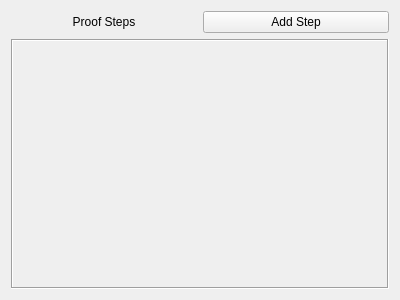
Old version of the form mainwindow.ui in the repository casey-c/egg-prooftree-testing.
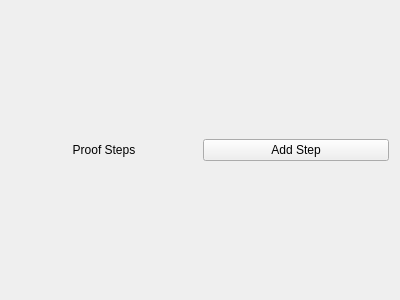
New version of the form.

```diff
--- a/mainwindow.ui
+++ b/mainwindow.ui
@@ -35,22 +35,7 @@
        </widget>
       </item>
       <item row="1" column="0" colspan="2">
-       <widget class="QFrame" name="frame">
-        <property name="autoFillBackground">
-         <bool>true</bool>
-        </property>
-        <property name="frameShape">
-         <enum>QFrame::Box</enum>
-        </property>
-        <property name="frameShadow">
-         <enum>QFrame::Sunken</enum>
-        </property>
-        <layout class="QGridLayout" name="gridLayout_4">
-         <item row="0" column="0">
-          <layout class="QGridLayout" name="containerArea"/>
-         </item>
-        </layout>
-       </widget>
+       <layout class="QGridLayout" name="containerArea"/>
       </item>
      </layout>
     </item>
```
